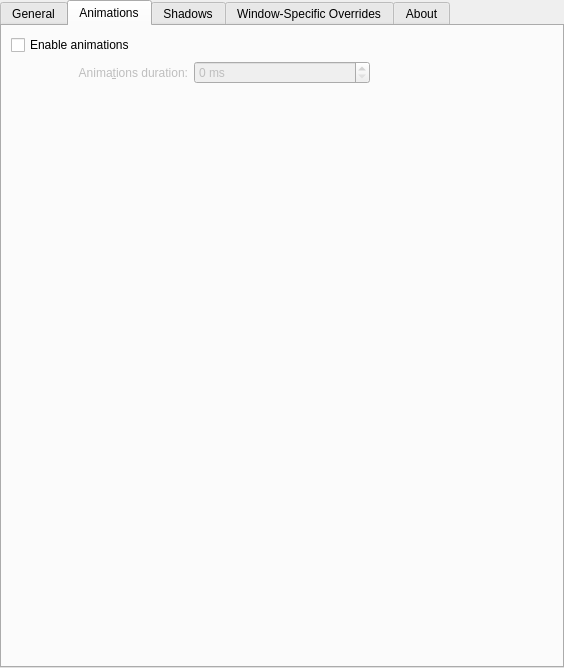
Old version of the form kdecoration/config/ui/breezewayconfigurationui.ui in the repository richard-kung/breezeway.
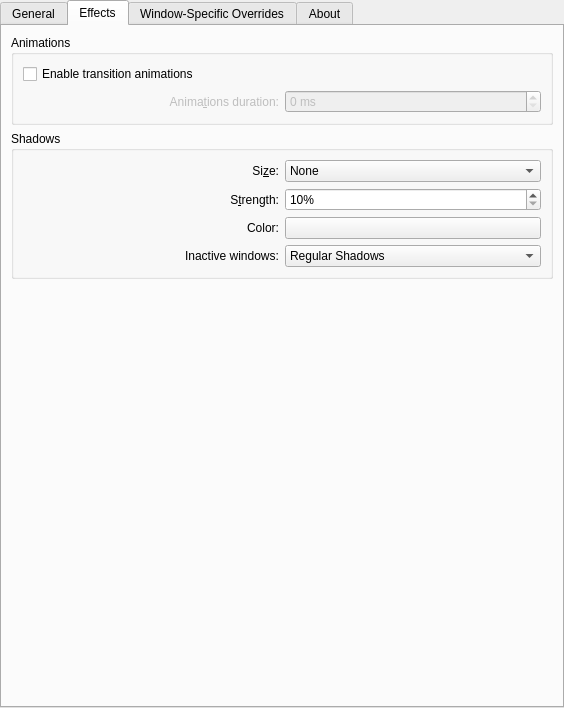
New version of the form. The open tabs and pages were chosen to show the change. Custom widgets are drawn as their Qt base class.

Commit message: combined settings for shadows and animations into one tab, added selector to choose the titlebar color either following the color scheme, pick the window color from the scheme or use the experimental feature

The edit to the form file:
```diff
--- a/kdecoration/config/ui/breezewayconfigurationui.ui
+++ b/kdecoration/config/ui/breezewayconfigurationui.ui
@@ -7,7 +7,7 @@
     <x>0</x>
     <y>0</y>
     <width>564</width>
-    <height>668</height>
+    <height>708</height>
    </rect>
   </property>
   <property name="sizePolicy">
@@ -37,6 +37,12 @@
    </property>
    <item row="0" column="0">
     <widget class="QTabWidget" name="tabWidget">
+     <property name="sizePolicy">
+      <sizepolicy hsizetype="Expanding" vsizetype="Expanding">
+       <horstretch>0</horstretch>
+       <verstretch>0</verstretch>
+      </sizepolicy>
+     </property>
      <property name="currentIndex">
       <number>0</number>
      </property>
@@ -405,9 +411,22 @@
      </widget>
      <widget class="QWidget" name="tab_2">
       <attribute name="title">
+       <string>Effects</string>
+      </attribute>
+      <layout class="QVBoxLayout" name="verticalLayout">
+       <item>
+        <widget class="QGroupBox" name="groupBox_4">
+         <property name="title">
        <string>Animations</string>
-      </attribute>
-      <layout class="QGridLayout" name="gridLayout_5">
+         </property>
+         <layout class="QGridLayout" name="gridLayout_8">
+          <item row="0" column="0" colspan="2">
+           <widget class="QCheckBox" name="animationsEnabled">
+            <property name="text">
+             <string>Enable transition animations</string>
+            </property>
+           </widget>
+          </item>
        <item row="1" column="0">
         <widget class="QLabel" name="animationsDurationLabel">
          <property name="enabled">
@@ -437,62 +456,17 @@
          </property>
         </widget>
        </item>
-       <item row="0" column="0" colspan="3">
-        <widget class="QCheckBox" name="animationsEnabled">
-         <property name="text">
-          <string>Enable animations</string>
-         </property>
-        </widget>
-       </item>
-       <item row="2" column="0" colspan="3">
-        <spacer name="verticalSpacer_2">
-         <property name="orientation">
-          <enum>Qt::Vertical</enum>
-         </property>
-         <property name="sizeHint" stdset="0">
-          <size>
-           <width>20</width>
-           <height>40</height>
-          </size>
-         </property>
-        </spacer>
-       </item>
-      </layout>
-     </widget>
-     <widget class="QWidget" name="tab_4">
-      <attribute name="title">
+         </layout>
+        </widget>
+       </item>
+       <item>
+        <widget class="QGroupBox" name="groupBox_5">
+         <property name="title">
        <string>Shadows</string>
-      </attribute>
-      <layout class="QGridLayout" name="gridLayout">
-       <item row="0" column="0">
-        <widget class="QLabel" name="label">
-         <property name="text">
-          <string>Si&amp;ze:</string>
          </property>
-         <property name="alignment">
-          <set>Qt::AlignRight|Qt::AlignTrailing|Qt::AlignVCenter</set>
-         </property>
-         <property name="buddy">
-          <cstring>shadowSize</cstring>
-         </property>
-        </widget>
-       </item>
-       <item row="2" column="0">
-        <widget class="QLabel" name="label_5">
-         <property name="text">
-          <string>Color:</string>
-         </property>
-         <property name="alignment">
-          <set>Qt::AlignRight|Qt::AlignTrailing|Qt::AlignVCenter</set>
-         </property>
-        </widget>
-       </item>
-       <item row="3" column="0" alignment="Qt::AlignRight">
-        <widget class="QLabel" name="label_12">
-         <property name="text">
-          <string>Inactive windows:</string>
-         </property>
-        </widget>
+         <layout class="QGridLayout" name="gridLayout_5">
+          <item row="2" column="1">
+           <widget class="KColorButton" name="shadowColor"/>
        </item>
        <item row="3" column="1">
         <widget class="QComboBox" name="inactiveShadowBehaviour">
@@ -516,6 +490,13 @@
          </item>
         </widget>
        </item>
+          <item row="3" column="0" alignment="Qt::AlignRight">
+           <widget class="QLabel" name="label_12">
+            <property name="text">
+             <string>Inactive windows:</string>
+            </property>
+           </widget>
+          </item>
        <item row="1" column="1">
         <widget class="QSpinBox" name="shadowStrength">
          <property name="suffix">
@@ -529,22 +510,6 @@
          </property>
         </widget>
        </item>
-       <item row="2" column="1">
-        <widget class="KColorButton" name="shadowColor"/>
-       </item>
-       <item row="4" column="0" colspan="3">
-        <spacer name="verticalSpacer_3">
-         <property name="orientation">
-          <enum>Qt::Vertical</enum>
-         </property>
-         <property name="sizeHint" stdset="0">
-          <size>
-           <width>20</width>
-           <height>40</height>
-          </size>
-         </property>
-        </spacer>
-       </item>
        <item row="0" column="1">
         <widget class="QComboBox" name="shadowSize">
          <item>
@@ -574,6 +539,29 @@
          </item>
         </widget>
        </item>
+          <item row="2" column="0">
+           <widget class="QLabel" name="label_5">
+            <property name="text">
+             <string>Color:</string>
+            </property>
+            <property name="alignment">
+             <set>Qt::AlignRight|Qt::AlignTrailing|Qt::AlignVCenter</set>
+            </property>
+           </widget>
+          </item>
+          <item row="0" column="0">
+           <widget class="QLabel" name="label">
+            <property name="text">
+             <string>Si&amp;ze:</string>
+            </property>
+            <property name="alignment">
+             <set>Qt::AlignRight|Qt::AlignTrailing|Qt::AlignVCenter</set>
+            </property>
+            <property name="buddy">
+             <cstring>shadowSize</cstring>
+            </property>
+           </widget>
+          </item>
        <item row="1" column="0">
         <widget class="QLabel" name="label_2">
          <property name="text">
@@ -589,6 +577,22 @@
        </item>
       </layout>
      </widget>
+       </item>
+       <item>
+        <spacer name="verticalSpacer_2">
+         <property name="orientation">
+          <enum>Qt::Vertical</enum>
+         </property>
+         <property name="sizeHint" stdset="0">
+          <size>
+           <width>20</width>
+           <height>40</height>
+          </size>
+         </property>
+        </spacer>
+       </item>
+      </layout>
+     </widget>
      <widget class="QWidget" name="tab_3">
       <attribute name="title">
        <string>Window-Specific Overrides</string>
```
Left out of the diff: 122 changed lines with no effect on the pictures. Lines whose indentation alone changed are shown as unchanged. The commit also changes 3 other files.
